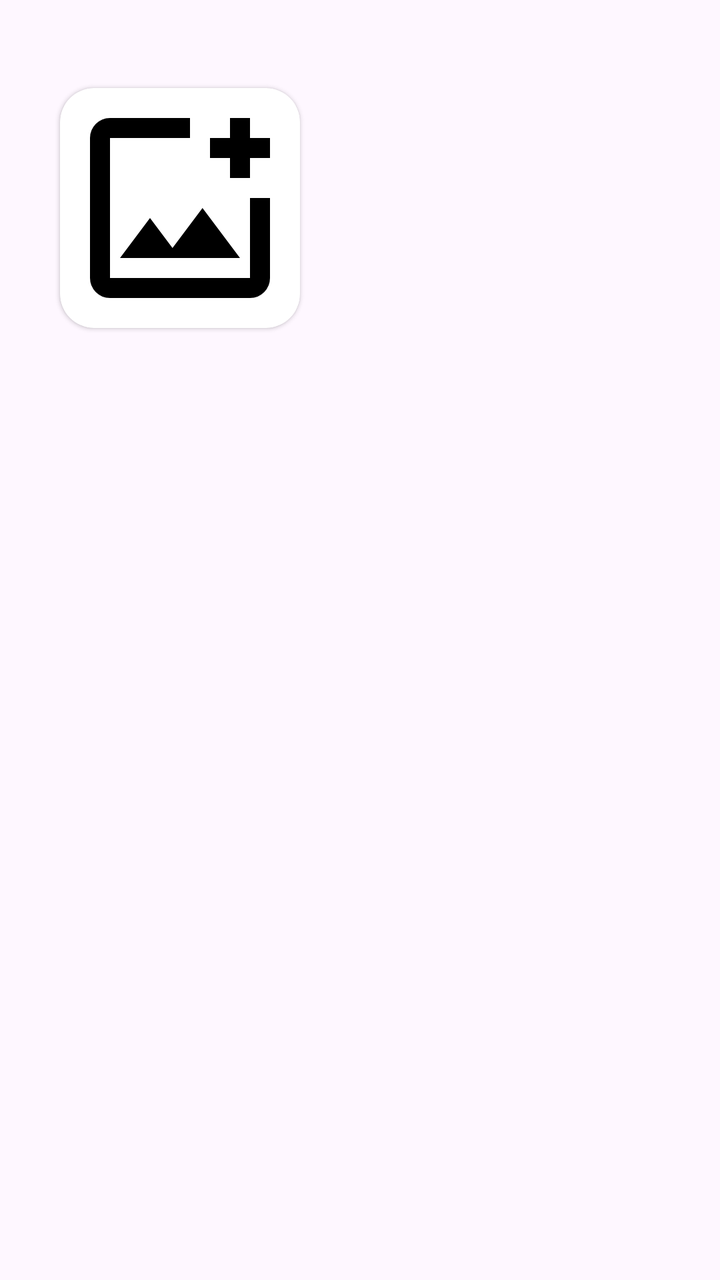
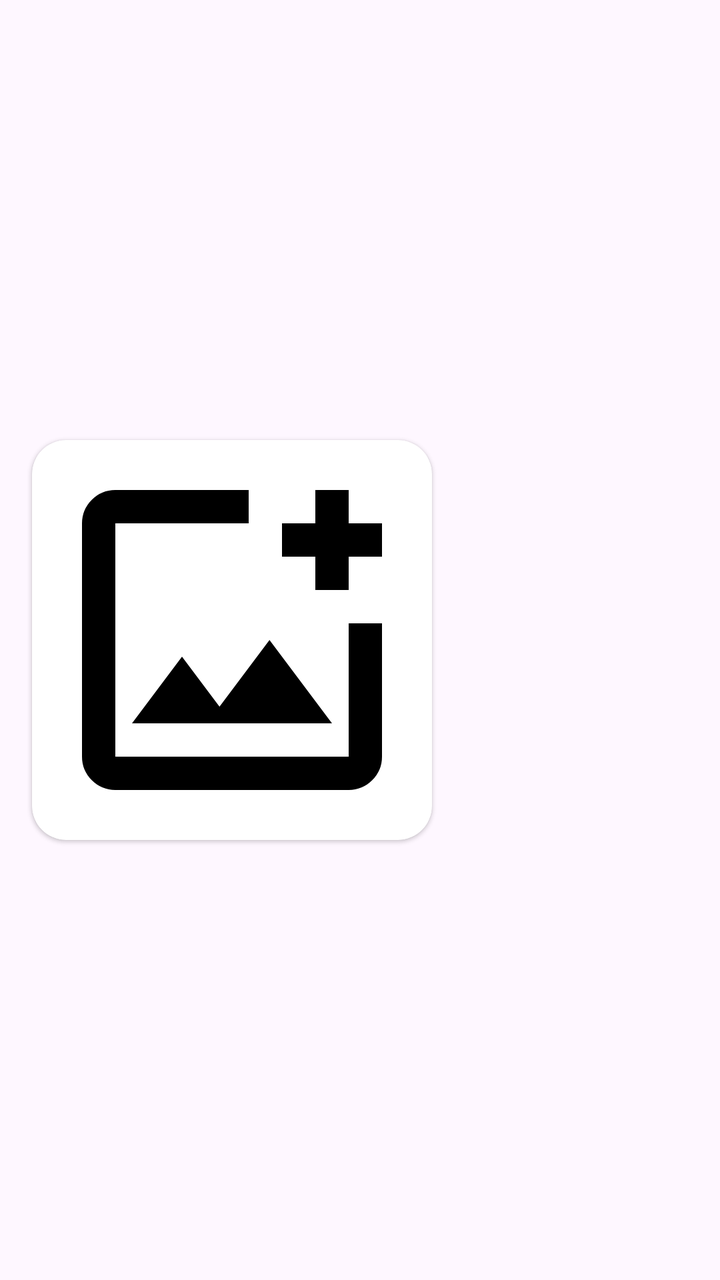

Compare the two renders of this Android layout. The source of the first and the diff that turns it into the second are given below.
<!-- AndroidManifest.xml: application theme Theme.FirebaseChat -->
<!-- res/layout/message_img_receive.xml -->
<?xml version="1.0" encoding="utf-8"?>
<androidx.constraintlayout.widget.ConstraintLayout xmlns:android="http://schemas.android.com/apk/res/android"
    xmlns:app="http://schemas.android.com/apk/res-auto"
    xmlns:tools="http://schemas.android.com/tools"
    android:layout_width="match_parent"
    android:layout_height="match_parent">

    <androidx.cardview.widget.CardView
        android:layout_width="wrap_content"
        android:layout_height="wrap_content"
        android:layout_marginStart="30dp"
        android:layout_marginTop="44dp"
        app:cardCornerRadius="17dp"
        app:cardElevation="1dp"
        app:cardUseCompatPadding="false"
        app:layout_constraintStart_toStartOf="parent"
        app:layout_constraintTop_toTopOf="parent"
        app:layout_constraintWidth_max="270dp">

        <ImageView
            android:id="@+id/imgViewReceive"
            android:layout_width="wrap_content"
            android:layout_height="wrap_content"
            android:maxWidth="260dp"
            android:maxHeight="340dp"
            android:minWidth="120dp"
            android:minHeight="120dp"
            android:scaleType="centerCrop"
            app:srcCompat="@drawable/add_image_vector" />

    </androidx.cardview.widget.CardView>

</androidx.constraintlayout.widget.ConstraintLayout>
<!-- resources referenced by this layout -->
<resources>
  <!-- drawable add_image_vector (drawable) -->
  <vector xmlns:android="http://schemas.android.com/apk/res/android" android:height="24dp" android:tint="#000000" android:viewportHeight="960" android:viewportWidth="960" android:width="24dp">
        
      <path android:fillColor="@android:color/white" android:pathData="M480,480Q480,480 480,480Q480,480 480,480L480,480Q480,480 480,480Q480,480 480,480L480,480Q480,480 480,480Q480,480 480,480L480,480Q480,480 480,480Q480,480 480,480L480,480Q480,480 480,480Q480,480 480,480Q480,480 480,480Q480,480 480,480ZM200,840Q167,840 143.5,816.5Q120,793 120,760L120,200Q120,167 143.5,143.5Q167,120 200,120L520,120Q520,137 520,157Q520,177 520,200L200,200Q200,200 200,200Q200,200 200,200L200,760Q200,760 200,760Q200,760 200,760L760,760Q760,760 760,760Q760,760 760,760L760,440Q783,440 803,440Q823,440 840,440L840,760Q840,793 816.5,816.5Q793,840 760,840L200,840ZM240,680L720,680L570,480L450,640L360,520L240,680ZM680,360L680,280L600,280L600,200L680,200L680,120L760,120L760,200L840,200L840,280L760,280L760,360L680,360Z"/>
      
  </vector>
  <style name="Theme.FirebaseChat" parent="Base.Theme.FirebaseChat" />
  <style name="Base.Theme.FirebaseChat" parent="Theme.Material3.DayNight.NoActionBar">
          
          
      </style>
</resources>

<!-- the commit's change to res/layout/message_img_receive.xml (unified diff, before → after) -->
@@ -3,28 +3,27 @@
     xmlns:app="http://schemas.android.com/apk/res-auto"
     xmlns:tools="http://schemas.android.com/tools"
     android:layout_width="match_parent"
-    android:layout_height="match_parent">
+    android:layout_height="wrap_content"
+    android:paddingStart="8dp"
+    android:paddingEnd="8dp"
+    android:paddingTop="4dp"
+    android:paddingBottom="4dp">
 
     <androidx.cardview.widget.CardView
         android:layout_width="wrap_content"
         android:layout_height="wrap_content"
-        android:layout_marginStart="30dp"
-        android:layout_marginTop="44dp"
+        android:layout_marginStart="8dp"
         app:cardCornerRadius="17dp"
         app:cardElevation="1dp"
         app:cardUseCompatPadding="false"
+        app:layout_constraintBottom_toBottomOf="parent"
         app:layout_constraintStart_toStartOf="parent"
-        app:layout_constraintTop_toTopOf="parent"
-        app:layout_constraintWidth_max="270dp">
+        app:layout_constraintTop_toTopOf="parent">
 
         <ImageView
             android:id="@+id/imgViewReceive"
-            android:layout_width="wrap_content"
-            android:layout_height="wrap_content"
-            android:maxWidth="260dp"
-            android:maxHeight="340dp"
-            android:minWidth="120dp"
-            android:minHeight="120dp"
+            android:layout_width="200dp"
+            android:layout_height="200dp"
             android:scaleType="centerCrop"
             app:srcCompat="@drawable/add_image_vector" />
 
